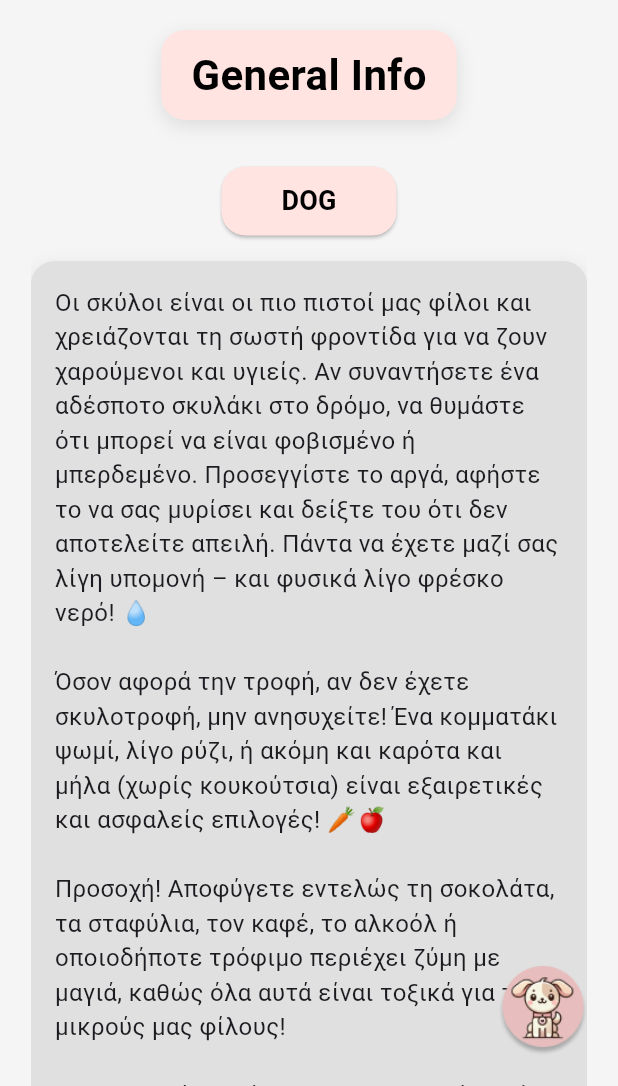
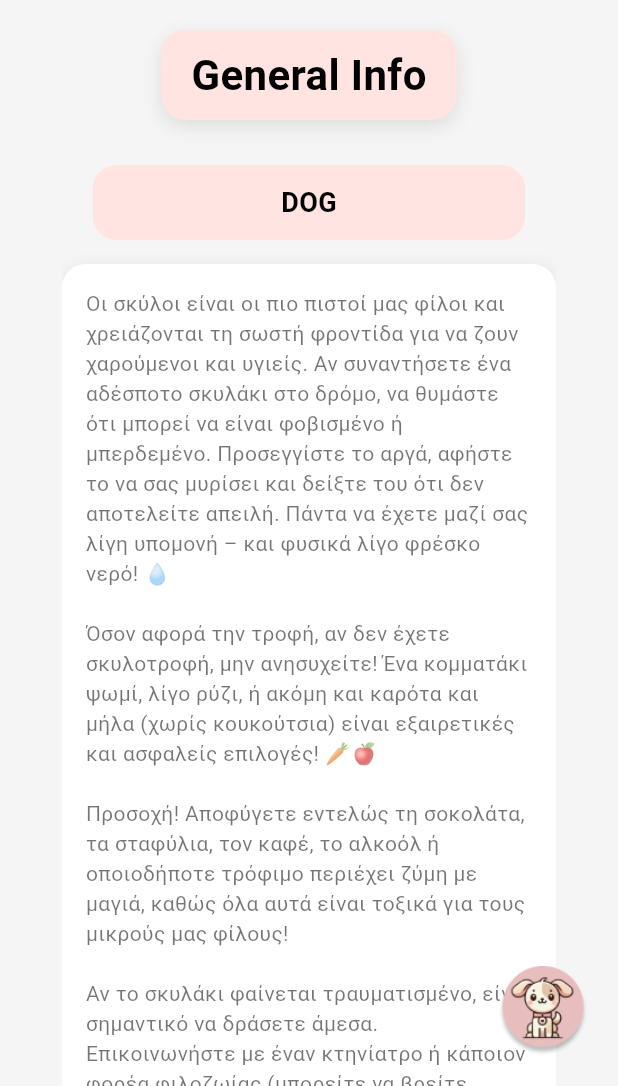
Before and after one commit to alexandramoraitaki/Stray_PAWsitive, a Flutter app: the GeneralInfoScreen screen opened directly, on a phone screen of 412 x 824 dp, the part 150-1236 px from its top. Run offline on Flutter 3.47's test engine with Material 3 defaults, Android fonts, the phone set to English and light mode, and no system bars; our stand-ins replace geocoding, geolocator, google_fonts, google_maps_flutter, image_picker.

Commit message:
About us and General info screens

```diff
--- a/lib/screens/about_us_screen.dart
+++ b/lib/screens/about_us_screen.dart
@@ -9,7 +9,6 @@ class AboutUsScreen extends StatelessWidget {
   @override
   Widget build(BuildContext context) {
     final screenWidth = MediaQuery.of(context).size.width;
-    final screenHeight = MediaQuery.of(context).size.height;
 
     return Scaffold(
       backgroundColor: const Color(0xFFF5F5F5),
@@ -102,7 +101,6 @@ class AboutUsScreen extends StatelessWidget {
                 // Πλαίσιο πληροφοριών
                 Container(
                   width: screenWidth * 0.8,
-                  height: screenHeight * 0.5,
                   decoration: BoxDecoration(
                     color: Colors.white,
                     borderRadius: BorderRadius.circular(16.0),
--- a/lib/screens/general_info_screen.dart
+++ b/lib/screens/general_info_screen.dart
@@ -77,22 +77,16 @@ class GeneralInfoScreen extends StatelessWidget {
                   ),
                   const SizedBox(height: 30),
 
-                  // Κουμπί "DOG"
-                  ElevatedButton(
-                    style: ElevatedButton.styleFrom(
-                      backgroundColor: const Color(0xFFFFE4E1),
-                      padding: const EdgeInsets.symmetric(
-                        horizontal: 40,
-                        vertical: 10,
-                      ),
-                      shape: RoundedRectangleBorder(
+                  // Επικεφαλίδα "DOG"
+                  Container(
+                    width: screenWidth * 0.7,
+                    padding: const EdgeInsets.symmetric(vertical: 12),
+                    decoration: BoxDecoration(
+                      color: const Color(0xFFFFE4E1),
                       borderRadius: BorderRadius.circular(16.0),
                     ),
-                    ),
-                    onPressed: () {
-                      debugPrint('DOG pressed');
-                    },
-                    child: const Text(
+                    child: const Center(
+                      child: Text(
                         'DOG',
                         style: TextStyle(
                           fontSize: 18,
@@ -101,13 +95,15 @@ class GeneralInfoScreen extends StatelessWidget {
                         ),
                       ),
                     ),
+                  ),
                   const SizedBox(height: 16),
 
-                  // Γκρι πλαίσιο + κείμενο "DOG Info"
+                  // Πλαίσιο "DOG Info"
                   Container(
-                    width: screenWidth * 0.9,
+                    width: screenWidth * 0.8,
+                    padding: const EdgeInsets.all(16.0),
                     decoration: BoxDecoration(
-                      color: Colors.grey.shade300,
+                      color: Colors.white,
                       borderRadius: BorderRadius.circular(16.0),
                       boxShadow: [
                         BoxShadow(
@@ -117,8 +113,7 @@ class GeneralInfoScreen extends StatelessWidget {
                         ),
                       ],
                     ),
-                    child: const Padding(
-                      padding: EdgeInsets.all(16.0),
+                    child: const SingleChildScrollView(
                       child: Text(
                         'Οι σκύλοι είναι οι πιο πιστοί μας φίλοι και χρειάζονται τη σωστή φροντίδα για να ζουν χαρούμενοι και υγιείς. '
                         'Αν συναντήσετε ένα αδέσποτο σκυλάκι στο δρόμο, να θυμάστε ότι μπορεί να είναι φοβισμένο ή μπερδεμένο. '
@@ -133,28 +128,26 @@ class GeneralInfoScreen extends StatelessWidget {
                         'στον χάρτη της εφαρμογής μας). Θυμηθείτε επίσης ότι η ουρά του δεν είναι πάντα ένδειξη χαράς – '
                         'μπορεί να δείχνει άγχος ή φόβο, οπότε προσεγγίστε το με προσοχή. 🐶\n\n'
                         'Δείξτε του αγάπη, δώστε του λίγο χρόνο και φροντίδα, κι ίσως κερδίσετε έναν φίλο για μια ζωή! 💕',
-                        style: TextStyle(fontSize: 16),
+                        style: TextStyle(
+                          fontSize: 14,
+                          fontWeight: FontWeight.normal,
+                          color: Colors.black54,
+                        ),
                       ),
                     ),
                   ),
                   const SizedBox(height: 30),
 
-                  // Κουμπί "CAT"
-                  ElevatedButton(
-                    style: ElevatedButton.styleFrom(
-                      backgroundColor: const Color(0xFFFFE4E1),
-                      padding: const EdgeInsets.symmetric(
-                        horizontal: 40,
-                        vertical: 10,
-                      ),
-                      shape: RoundedRectangleBorder(
+                  // Επικεφαλίδα "CAT"
+                  Container(
+                    width: screenWidth * 0.7,
+                    padding: const EdgeInsets.symmetric(vertical: 12),
+                    decoration: BoxDecoration(
+                      color: const Color(0xFFFFE4E1),
                       borderRadius: BorderRadius.circular(16.0),
                     ),
-                    ),
-                    onPressed: () {
-                      debugPrint('CAT pressed');
-                    },
-                    child: const Text(
+                    child: const Center(
+                      child: Text(
                         'CAT',
                         style: TextStyle(
                           fontSize: 18,
@@ -163,13 +156,15 @@ class GeneralInfoScreen extends StatelessWidget {
                         ),
                       ),
                     ),
+                  ),
                   const SizedBox(height: 16),
 
-                  // Γκρι πλαίσιο + κείμενο "CAT Info"
+                  // Πλαίσιο "CAT Info"
                   Container(
-                    width: screenWidth * 0.9,
+                    width: screenWidth * 0.8,
+                    padding: const EdgeInsets.all(16.0),
                     decoration: BoxDecoration(
-                      color: Colors.grey.shade300,
+                      color: Colors.white,
                       borderRadius: BorderRadius.circular(16.0),
                       boxShadow: [
                         BoxShadow(
@@ -179,8 +174,7 @@ class GeneralInfoScreen extends StatelessWidget {
                         ),
                       ],
                     ),
-                    child: const Padding(
-                      padding: EdgeInsets.all(16.0),
+                    child: const SingleChildScrollView(
                       child: Text(
                         'Οι γάτες είναι οι αριστοκράτισσες του ζωικού βασιλείου – γεμάτες μυστήριο και γοητεία. '
                         '🐾 Αν συναντήσετε μια αδέσποτη γάτα, θυμηθείτε πως κάθε ζωάκι έχει τη δική του προσωπικότητα. '
@@ -199,18 +193,22 @@ class GeneralInfoScreen extends StatelessWidget {
                         'Οι γάτες αγαπούν την ανεξαρτησία τους, αλλά αν κερδίσετε την εμπιστοσύνη τους, θα βρείτε έναν '
                         'ξεχωριστό φίλο που θα σας προσφέρει ατελείωτες στιγμές στοργής – και, φυσικά, λίγη από τη '
                         'χαρακτηριστική «γάτο-υπεροψία» τους! 💖',
-                        style: TextStyle(fontSize: 16),
+                        style: TextStyle(
+                          fontSize: 14,
+                          fontWeight: FontWeight.normal,
+                          color: Colors.black54,
                         ),
                       ),
                     ),
+                  ),
+                  const SizedBox(height: 30),
 
-                  const SizedBox(height: 16),
-
-                  // Ξεχωριστό κουτί με το extra κείμενο
+                  // Τελικό Πλαίσιο
                   Container(
-                    width: screenWidth * 0.9,
+                    width: screenWidth * 0.8,
+                    padding: const EdgeInsets.all(16.0),
                     decoration: BoxDecoration(
-                      color: const Color(0xFFFFE4E1), // Απαλό ροζ (ίδιο με το πλαίσιο DOG)
+                      color: Colors.white,
                       borderRadius: BorderRadius.circular(16.0),
                       boxShadow: [
                         BoxShadow(
@@ -220,16 +218,17 @@ class GeneralInfoScreen extends StatelessWidget {
                         ),
                       ],
                     ),
-                    child: const Padding(
-                      padding: EdgeInsets.all(16.0),
-                      child: Text(
+                    child: const Text(
                       'Δεν βρήκατε αυτό που ψάχνατε; Μην διστάσετε να συνομιλήσετε με το μποτάκι μας! '
                       'Είναι πάντα έτοιμο να σας καθοδηγήσει με εξειδικευμένες πληροφορίες για τη φροντίδα των φίλων μας. 🐾💬',
-                        style: TextStyle(fontSize: 16),
+                      style: TextStyle(
+                        fontSize: 14,
+                        fontWeight: FontWeight.normal,
+                        color: Colors.black54,
+                      ),
+                      textAlign: TextAlign.center,
                     ),
                   ),
-                  ),
-
                   const SizedBox(height: 40),
                 ],
               ),
```
Lines whose indentation alone changed are shown as unchanged.
